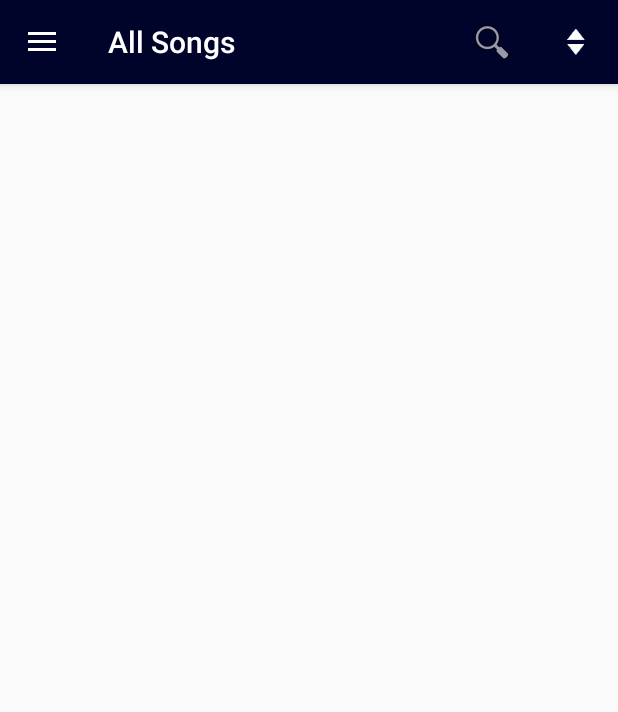
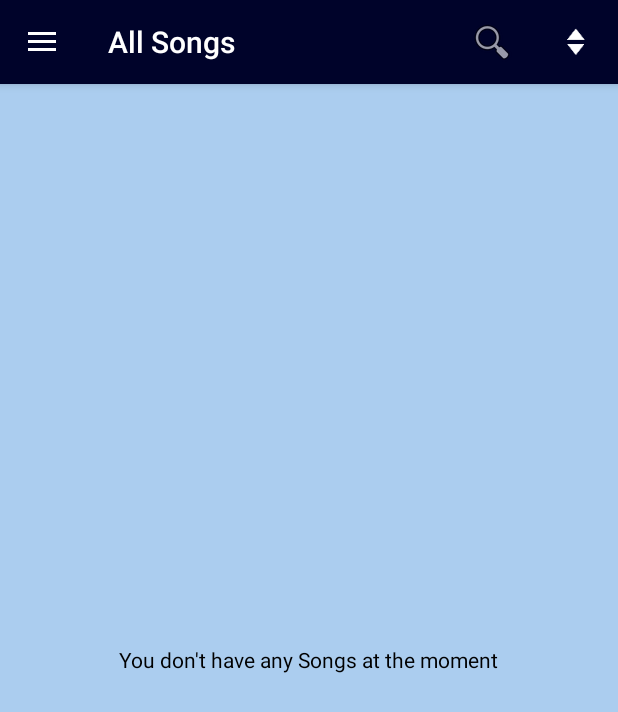
Before and after one commit to KunalFarmah98/ECHO---A-Lite-Music-Player, an Android app: the screen it shows after launch (MainActivity), on a phone screen of 412 x 824 dp. Shown: the top 712 px of the screen. Run offline under Robolectric (Android 15) with nearby library versions, the phone set to English and light mode, and no system bars; our stand-ins replace sdp/ssp sizes; libraries missing offline, so code that uses them is left out: com.cleveroad.audiovisualization; 5 statements that could not run were skipped.

Commit message:
version 4.0 on playstore

```diff
--- a/app/src/main/java/com/apps/kunalfarmah/echo/fragments/MainScreenFragment.kt
+++ b/app/src/main/java/com/apps/kunalfarmah/echo/fragments/MainScreenFragment.kt
@@ -124,12 +124,14 @@ class MainScreenFragment : Fragment()  {
         val action_sort_recent = prefs?.getString("action_sort_recent", "false")
 
         /*If there are no songs we do not display the list instead we display no songs message*/
-        if (getSongsList == null) {
-            visibleLayout?.visibility = View.INVISIBLE
+        if (getSongsList == null || getSongsList?.size==0) {
+            //visibleLayout?.visibility = View.INVISIBLE
             noSongs?.visibility = View.VISIBLE
         }
         /*If there are songs in the device, we display the list*/
         else {
+            visibleLayout?.visibility = View.VISIBLE
+            noSongs?.visibility=View.GONE
             /*Here we initialize the main screen adapter and pass it the required parameters i.e. the list of songs and the context*/
             _MainScreenAdapter = MainScreenAdapter(getSongsList as ArrayList<Songs>, myActivity as Context)
             /*The layout manager defines the way a view will be set in the recycler view
--- a/app/src/main/res/layout/fragment_main_screen.xml
+++ b/app/src/main/res/layout/fragment_main_screen.xml
@@ -98,9 +98,9 @@
         <RelativeLayout
             android:layout_width="match_parent"
             android:layout_height="match_parent"
-            android:background="#ffffff"
+            android:background="#abcdef"
             android:id="@+id/noSongs"
-            android:visibility="invisible">
+            android:visibility="gone">
 
             <TextView
                 android:layout_width="wrap_content"
```
